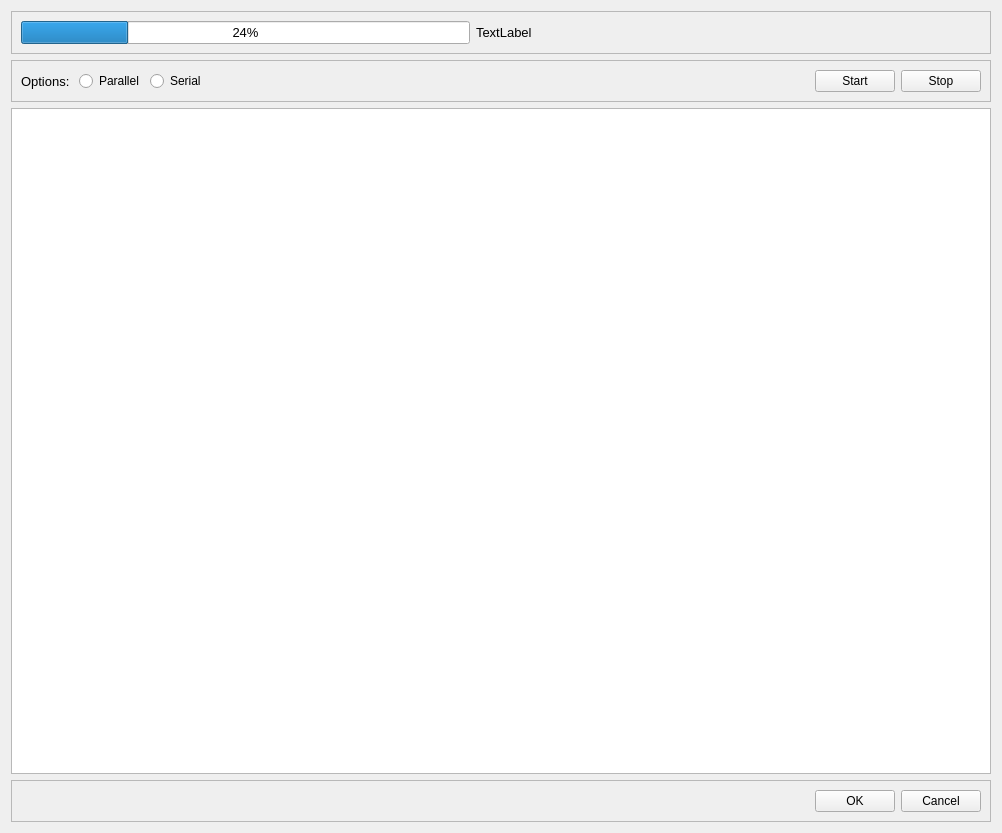
Old version of the form gui/Ui_SolverController.ui in the repository myngshj3/graphcore-poc.
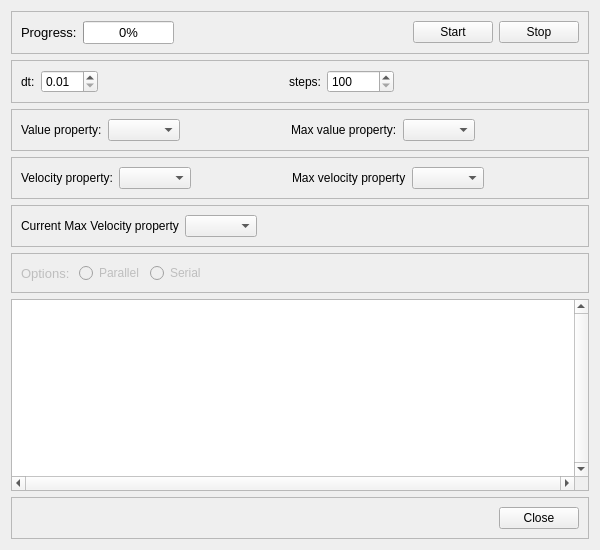
New version of the form.

Commit message: Solver-Controller made callable.

The edit to the form file:
```diff
--- a/gui/Ui_SolverController.ui
+++ b/gui/Ui_SolverController.ui
@@ -6,8 +6,8 @@
    <rect>
     <x>0</x>
     <y>0</y>
-    <width>1002</width>
-    <height>833</height>
+    <width>600</width>
+    <height>550</height>
    </rect>
   </property>
   <property name="windowTitle">
@@ -23,6 +23,18 @@
       <enum>QFrame::Raised</enum>
      </property>
      <layout class="QHBoxLayout" name="horizontalLayout">
+      <item>
+       <widget class="QLabel" name="progressLabel">
+        <property name="font">
+         <font>
+          <pointsize>10</pointsize>
+         </font>
+        </property>
+        <property name="text">
+         <string>Progress:</string>
+        </property>
+       </widget>
+      </item>
       <item>
        <widget class="QProgressBar" name="progressBar">
         <property name="font">
@@ -31,19 +43,7 @@
          </font>
         </property>
         <property name="value">
-         <number>24</number>
-        </property>
-       </widget>
-      </item>
-      <item>
-       <widget class="QLabel" name="progressLabel">
-        <property name="font">
-         <font>
-          <pointsize>10</pointsize>
-         </font>
-        </property>
-        <property name="text">
-         <string>TextLabel</string>
+         <number>0</number>
         </property>
        </widget>
       </item>
@@ -60,6 +60,246 @@
         </property>
        </spacer>
       </item>
+      <item>
+       <widget class="QPushButton" name="startButton">
+        <property name="text">
+         <string>Start</string>
+        </property>
+       </widget>
+      </item>
+      <item>
+       <widget class="QPushButton" name="stopButton">
+        <property name="text">
+         <string>Stop</string>
+        </property>
+       </widget>
+      </item>
+     </layout>
+    </widget>
+   </item>
+   <item>
+    <widget class="QFrame" name="frame_4">
+     <property name="frameShape">
+      <enum>QFrame::StyledPanel</enum>
+     </property>
+     <property name="frameShadow">
+      <enum>QFrame::Raised</enum>
+     </property>
+     <layout class="QHBoxLayout" name="horizontalLayout_4">
+      <item>
+       <widget class="QLabel" name="label_2">
+        <property name="text">
+         <string>dt:</string>
+        </property>
+       </widget>
+      </item>
+      <item>
+       <widget class="QDoubleSpinBox" name="doubleSpinBox">
+        <property name="minimum">
+         <double>0.010000000000000</double>
+        </property>
+        <property name="maximum">
+         <double>10.000000000000000</double>
+        </property>
+        <property name="singleStep">
+         <double>0.010000000000000</double>
+        </property>
+       </widget>
+      </item>
+      <item>
+       <spacer name="horizontalSpacer_4">
+        <property name="orientation">
+         <enum>Qt::Horizontal</enum>
+        </property>
+        <property name="sizeHint" stdset="0">
+         <size>
+          <width>40</width>
+          <height>20</height>
+         </size>
+        </property>
+       </spacer>
+      </item>
+      <item>
+       <widget class="QLabel" name="label_3">
+        <property name="text">
+         <string>steps:</string>
+        </property>
+       </widget>
+      </item>
+      <item>
+       <widget class="QSpinBox" name="spinBox">
+        <property name="minimum">
+         <number>100</number>
+        </property>
+        <property name="maximum">
+         <number>360000</number>
+        </property>
+       </widget>
+      </item>
+      <item>
+       <spacer name="horizontalSpacer_5">
+        <property name="orientation">
+         <enum>Qt::Horizontal</enum>
+        </property>
+        <property name="sizeHint" stdset="0">
+         <size>
+          <width>40</width>
+          <height>20</height>
+         </size>
+        </property>
+       </spacer>
+      </item>
+     </layout>
+    </widget>
+   </item>
+   <item>
+    <widget class="QFrame" name="frame_5">
+     <property name="frameShape">
+      <enum>QFrame::StyledPanel</enum>
+     </property>
+     <property name="frameShadow">
+      <enum>QFrame::Raised</enum>
+     </property>
+     <layout class="QHBoxLayout" name="horizontalLayout_5">
+      <item>
+       <widget class="QLabel" name="label_4">
+        <property name="text">
+         <string>Value property:</string>
+        </property>
+       </widget>
+      </item>
+      <item>
+       <widget class="QComboBox" name="valuePropertyNameComboBox"/>
+      </item>
+      <item>
+       <spacer name="horizontalSpacer_6">
+        <property name="orientation">
+         <enum>Qt::Horizontal</enum>
+        </property>
+        <property name="sizeHint" stdset="0">
+         <size>
+          <width>40</width>
+          <height>20</height>
+         </size>
+        </property>
+       </spacer>
+      </item>
+      <item>
+       <widget class="QLabel" name="label_5">
+        <property name="text">
+         <string>Max value property:</string>
+        </property>
+       </widget>
+      </item>
+      <item>
+       <widget class="QComboBox" name="maxValuePropertyComboBox"/>
+      </item>
+      <item>
+       <spacer name="horizontalSpacer_7">
+        <property name="orientation">
+         <enum>Qt::Horizontal</enum>
+        </property>
+        <property name="sizeHint" stdset="0">
+         <size>
+          <width>40</width>
+          <height>20</height>
+         </size>
+        </property>
+       </spacer>
+      </item>
+     </layout>
+    </widget>
+   </item>
+   <item>
+    <widget class="QFrame" name="frame_6">
+     <property name="frameShape">
+      <enum>QFrame::StyledPanel</enum>
+     </property>
+     <property name="frameShadow">
+      <enum>QFrame::Raised</enum>
+     </property>
+     <layout class="QHBoxLayout" name="horizontalLayout_6">
+      <item>
+       <widget class="QLabel" name="label_6">
+        <property name="text">
+         <string>Velocity property:</string>
+        </property>
+       </widget>
+      </item>
+      <item>
+       <widget class="QComboBox" name="velocityPropertyComboBox"/>
+      </item>
+      <item>
+       <spacer name="horizontalSpacer_8">
+        <property name="orientation">
+         <enum>Qt::Horizontal</enum>
+        </property>
+        <property name="sizeHint" stdset="0">
+         <size>
+          <width>40</width>
+          <height>20</height>
+         </size>
+        </property>
+       </spacer>
+      </item>
+      <item>
+       <widget class="QLabel" name="label_7">
+        <property name="text">
+         <string>Max velocity property</string>
+        </property>
+       </widget>
+      </item>
+      <item>
+       <widget class="QComboBox" name="maxVelocityPropertyComboBox"/>
+      </item>
+      <item>
+       <spacer name="horizontalSpacer_9">
+        <property name="orientation">
+         <enum>Qt::Horizontal</enum>
+        </property>
+        <property name="sizeHint" stdset="0">
+         <size>
+          <width>40</width>
+          <height>20</height>
+         </size>
+        </property>
+       </spacer>
+      </item>
+     </layout>
+    </widget>
+   </item>
+   <item>
+    <widget class="QFrame" name="frame_7">
+     <property name="frameShape">
+      <enum>QFrame::StyledPanel</enum>
+     </property>
+     <property name="frameShadow">
+      <enum>QFrame::Raised</enum>
+     </property>
+     <layout class="QHBoxLayout" name="horizontalLayout_7">
+      <item>
+       <widget class="QLabel" name="label_8">
+        <property name="text">
+         <string>Current Max Velocity property</string>
+        </property>
+       </widget>
+      </item>
+      <item>
+       <widget class="QComboBox" name="currentMaxVelocityPropertyComboBox"/>
+      </item>
+      <item>
+       <spacer name="horizontalSpacer_10">
+        <property name="orientation">
+         <enum>Qt::Horizontal</enum>
+        </property>
+        <property name="sizeHint" stdset="0">
+         <size>
+          <width>40</width>
+          <height>20</height>
+         </size>
+        </property>
+       </spacer>
+      </item>
      </layout>
     </widget>
    </item>
@@ -74,6 +314,9 @@
      <layout class="QHBoxLayout" name="horizontalLayout_2">
       <item>
        <widget class="QLabel" name="label">
+        <property name="enabled">
+         <bool>false</bool>
+        </property>
         <property name="font">
          <font>
           <pointsize>10</pointsize>
@@ -86,6 +329,9 @@
       </item>
       <item>
        <widget class="QRadioButton" name="priorParallel">
+        <property name="enabled">
+         <bool>false</bool>
+        </property>
         <property name="text">
          <string>Parallel</string>
         </property>
@@ -93,6 +339,9 @@
       </item>
       <item>
        <widget class="QRadioButton" name="priorSerial">
+        <property name="enabled">
+         <bool>false</bool>
+        </property>
         <property name="text">
          <string>Serial</string>
         </property>
@@ -111,25 +360,18 @@
         </property>
        </spacer>
       </item>
-      <item>
-       <widget class="QPushButton" name="startButton">
-        <property name="text">
-         <string>Start</string>
-        </property>
-       </widget>
-      </item>
-      <item>
-       <widget class="QPushButton" name="stopButton">
-        <property name="text">
-         <string>Stop</string>
-        </property>
-       </widget>
-      </item>
      </layout>
     </widget>
    </item>
    <item>
-    <widget class="QTableWidget" name="coordinateWidget"/>
+    <widget class="QTextBrowser" name="message">
+     <property name="verticalScrollBarPolicy">
+      <enum>Qt::ScrollBarAlwaysOn</enum>
+     </property>
+     <property name="horizontalScrollBarPolicy">
+      <enum>Qt::ScrollBarAlwaysOn</enum>
+     </property>
+    </widget>
    </item>
    <item>
     <widget class="QFrame" name="frame_3">
@@ -156,14 +398,7 @@
       <item>
        <widget class="QPushButton" name="okButton">
         <property name="text">
-         <string>OK</string>
-        </property>
-       </widget>
-      </item>
-      <item>
-       <widget class="QPushButton" name="cancelButton">
-        <property name="text">
-         <string>Cancel</string>
+         <string>Close</string>
         </property>
        </widget>
       </item>
```
Left out of the diff: 41 changed lines with no effect on the pictures. The commit also changes 9 other files.
